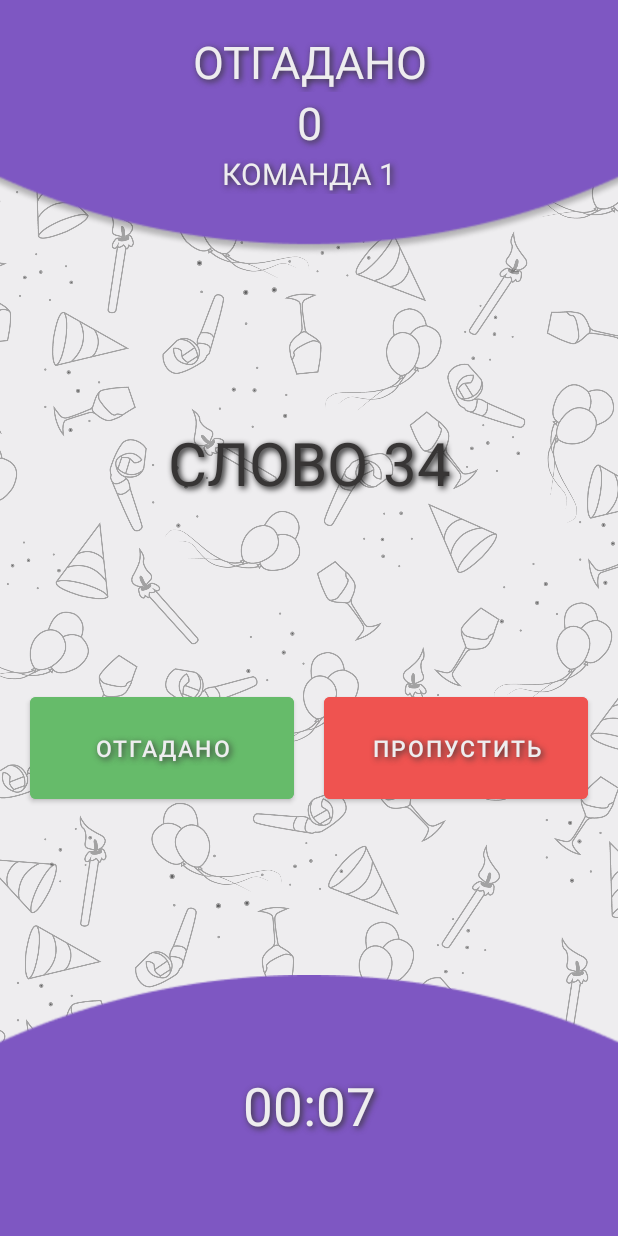
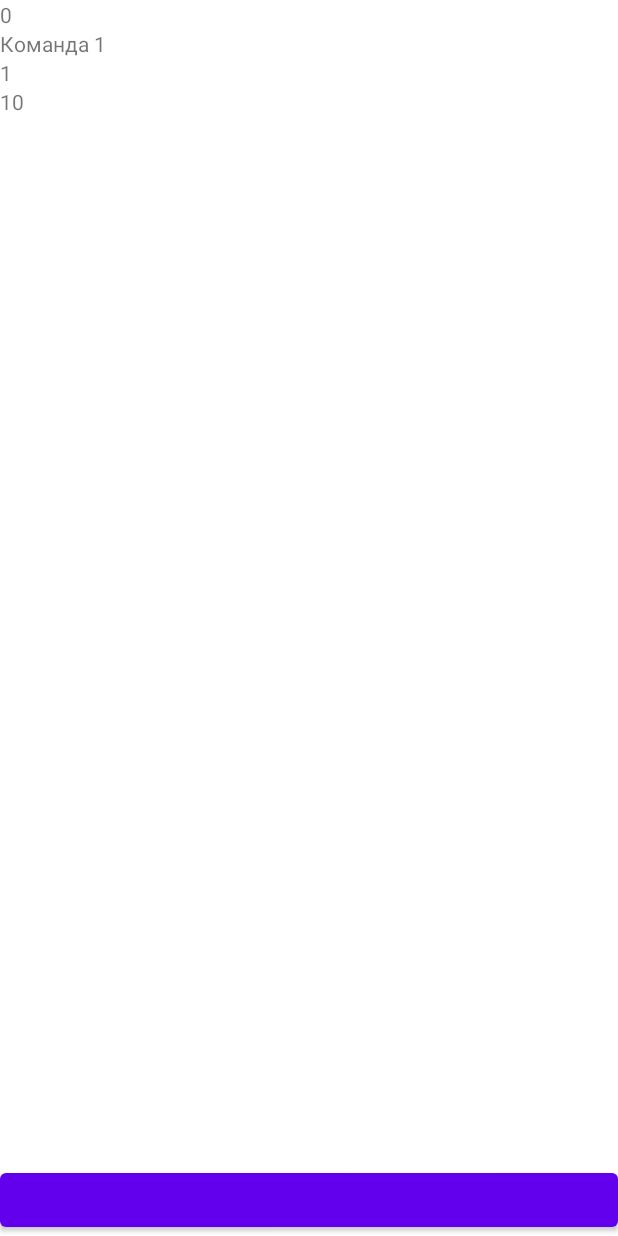
Before and after one commit to chepugash/partyWATA, an Android app: the screen it shows after launch (MainActivity), on a phone screen of 412 x 824 dp. Run offline under Robolectric (Android 15) with nearby library versions, the phone set to English and light mode, and no system bars.

Commit message:
preround code realisation added

```diff
--- a/app/build.gradle
+++ b/app/build.gradle
@@ -48,7 +48,6 @@ dependencies {
     implementation 'androidx.constraintlayout:constraintlayout:2.1.4'
     implementation 'androidx.navigation:navigation-fragment-ktx:2.5.0'
     implementation 'androidx.navigation:navigation-ui-ktx:2.5.0'
-
     implementation 'androidx.recyclerview:recyclerview:1.2.1'
 
     testImplementation 'junit:junit:4.13.2'
--- a/app/src/main/java/com/example/wata/ui/fragment/alias/PreroundFragment.kt
+++ b/app/src/main/java/com/example/wata/ui/fragment/alias/PreroundFragment.kt
@@ -1,10 +1,81 @@
 package com.example.wata.ui.fragment.alias
 
 import android.os.Bundle
-import android.widget.Chronometer
+import android.view.View
 import androidx.fragment.app.Fragment
+import androidx.navigation.findNavController
+import androidx.navigation.fragment.navArgs
 import com.example.wata.R
+import com.example.wata.databinding.FragmentAliasPreroundBinding
+import com.example.wata.ui.fragment.alias.teamlist.TeamRepository
 
 class PreroundFragment : Fragment(R.layout.fragment_alias_preround) {
+    private var _binding: FragmentAliasPreroundBinding? = null
+    private val binding get() = _binding!!
 
+
+    override fun onViewCreated(view: View, savedInstanceState: Bundle?) {
+        super.onViewCreated(view, savedInstanceState)
+        _binding = FragmentAliasPreroundBinding.bind(view)
+
+        val args by navArgs<PreroundFragmentArgs>()
+
+        var team_id = args.teamId
+        val round_time = args.roundTime
+        val points_for_win = args.pointsForWin
+        val round_score = args.roundScore
+        var round = args.round
+
+        with(binding) {
+            if (team_id == 99) {
+                team_id = 0
+            } else if (team_id == TeamRepository.teams.count() - 1) {
+                TeamRepository.teams[team_id].points += round_score
+
+                // check winner
+                var max_points = 0
+                var counter = 0
+                var max_pointer_id = 0
+                for (i in 0 until TeamRepository.teams.count()) {
+                    if (TeamRepository.teams[i].points >= points_for_win && TeamRepository.teams[i].points > max_points) {
+                        counter = 1
+                        max_pointer_id = TeamRepository.teams[i].id
+                        max_points = TeamRepository.teams[i].points
+                    } else if (TeamRepository.teams[i].points >= points_for_win && TeamRepository.teams[i].points == max_points) {
+                        counter++
+                    }
+                }
+                if (counter == 1) {
+                    val action = PreroundFragmentDirections.actionPreroundFragmentToWinFragment(
+                        max_pointer_id
+                    )
+                    binding.root.findNavController().navigate(action)
+                }
+                // winner checked
+
+                team_id = 0
+                round += 1
+
+            } else {
+                TeamRepository.teams[team_id].points += round_score
+                team_id += 1
+            }
+            tvTeamPoints.text = TeamRepository.teams[team_id].points.toString()
+            tvTeamInRound.text = TeamRepository.teams[team_id].name
+            tvRound.text = round.toString()
+            tvPointsForWin.text = points_for_win.toString()
+
+            btnStart.setOnClickListener {
+                val action = PreroundFragmentDirections.actionPreroundFragmentToRoundFragment(team_id, round_time, points_for_win, round)
+                binding.root.findNavController().navigate(action)
+            }
+        }
+
+    }
+
+
+    override fun onDestroy() {
+        _binding = null
+        super.onDestroy()
+    }
 }
--- a/app/src/main/java/com/example/wata/ui/fragment/alias/RoundFragment.kt
+++ b/app/src/main/java/com/example/wata/ui/fragment/alias/RoundFragment.kt
@@ -24,16 +24,16 @@ class RoundFragment : Fragment(R.layout.fragment_alias_round) {
         super.onViewCreated(view, savedInstanceState)
         _binding = FragmentAliasRoundBinding.bind(view)
 
-        // will be sent with safeargs from preround_fragment
-        val team_id = 0
-        val round_time = 10
-        val points_for_win = 50
-        val round = 1
+        val args by navArgs<RoundFragmentArgs>()
+        val team_id = args.teamId
+        val round_time = args.roundTime
+        val points_for_win = args.pointsForWin
+        val round = args.round
 
         var score = 0
 
         // will be used with shared preference
-        var counter = Random.nextInt(0, 100)
+        var counter = Random.nextInt(0, 1000)
         var word = "Слово $counter"
 
 
--- a/app/src/main/java/com/example/wata/ui/fragment/alias/SettingsFragment.kt
+++ b/app/src/main/java/com/example/wata/ui/fragment/alias/SettingsFragment.kt
@@ -1,7 +1,28 @@
 package com.example.wata.ui.fragment.alias
 
+import android.os.Bundle
+import android.view.View
 import androidx.fragment.app.Fragment
+import androidx.navigation.findNavController
 import com.example.wata.R
+import com.example.wata.databinding.FragmentAliasPreroundBinding
+import com.example.wata.databinding.FragmentAliasRoundBinding
+import com.example.wata.databinding.FragmentAliasSettingsBinding
+import com.example.wata.ui.fragment.alias.SettingsFragmentDirections.Companion.actionSettingsFragmentToPreroundFragment
 
 class SettingsFragment : Fragment(R.layout.fragment_alias_settings) {
+    private var _binding: FragmentAliasSettingsBinding? = null
+    private val binding get() = _binding!!
+
+    override fun onViewCreated(view: View, savedInstanceState: Bundle?) {
+        super.onViewCreated(view, savedInstanceState)
+        _binding = FragmentAliasSettingsBinding.bind(view)
+        val action = SettingsFragmentDirections.actionSettingsFragmentToPreroundFragment(99, 5, 10, 0, 1)
+        binding.root.findNavController().navigate(action)
+    }
+
+    override fun onDestroy() {
+        _binding = null
+        super.onDestroy()
+    }
 }
--- a/app/src/main/java/com/example/wata/ui/fragment/alias/WinFragment.kt
+++ b/app/src/main/java/com/example/wata/ui/fragment/alias/WinFragment.kt
@@ -4,9 +4,11 @@ import android.os.Bundle
 import android.view.View
 import androidx.fragment.app.Fragment
 import androidx.navigation.fragment.findNavController
+import androidx.navigation.fragment.navArgs
 import com.example.wata.R
 import com.example.wata.databinding.FragmentAliasRoundBinding
 import com.example.wata.databinding.FragmentAliasWinBinding
+import com.example.wata.ui.fragment.alias.teamlist.TeamRepository
 
 class WinFragment : Fragment(R.layout.fragment_alias_win) {
     private var _binding: FragmentAliasWinBinding? = null
@@ -17,6 +19,9 @@ class WinFragment : Fragment(R.layout.fragment_alias_win) {
         _binding = FragmentAliasWinBinding.bind(view)
 
         with(binding) {
+            val args by navArgs<WinFragmentArgs>()
+            tvTeam.text = TeamRepository.teams[args.teamId].name
+
             btnMenu.setOnClickListener {
                 findNavController().navigate(R.id.action_winFragment_to_menuFragment)
             }
--- a/app/src/main/java/com/example/wata/ui/fragment/alias/teamlist/Team.kt
+++ b/app/src/main/java/com/example/wata/ui/fragment/alias/teamlist/Team.kt
@@ -4,4 +4,5 @@ data class Team(
     val id: Int,
     var name: String,
     var points: Int
-)
+) {
+}
--- a/app/src/main/java/com/example/wata/ui/fragment/alias/teamlist/TeamRepository.kt
+++ b/app/src/main/java/com/example/wata/ui/fragment/alias/teamlist/TeamRepository.kt
@@ -12,6 +12,12 @@ object TeamRepository {
             1,
             "Команда 2",
             0
+        ),
+        Team(
+            2,
+            "Команда 3",
+            0
         )
+
     )
 }
--- a/app/src/main/res/layout/fragment_alias_preround.xml
+++ b/app/src/main/res/layout/fragment_alias_preround.xml
@@ -4,4 +4,44 @@
     android:layout_height="match_parent"
     xmlns:app="http://schemas.android.com/apk/res-auto">
 
+    <TextView
+        android:id="@+id/tv_team_points"
+        android:layout_width="match_parent"
+        android:layout_height="wrap_content"
+        app:layout_constraintTop_toTopOf="parent"
+        app:layout_constraintStart_toStartOf="parent"
+        app:layout_constraintEnd_toEndOf="parent" />
+
+    <TextView
+        android:id="@+id/tv_team_in_round"
+        android:layout_width="match_parent"
+        android:layout_height="wrap_content"
+        app:layout_constraintTop_toBottomOf="@id/tv_team_points"
+        app:layout_constraintStart_toStartOf="parent"
+        app:layout_constraintEnd_toEndOf="parent" />
+
+    <TextView
+        android:id="@+id/tv_round"
+        android:layout_width="match_parent"
+        android:layout_height="wrap_content"
+        app:layout_constraintTop_toBottomOf="@id/tv_team_in_round"
+        app:layout_constraintStart_toStartOf="parent"
+        app:layout_constraintEnd_toEndOf="parent" />
+
+    <TextView
+        android:id="@+id/tv_points_for_win"
+        android:layout_width="match_parent"
+        android:layout_height="wrap_content"
+        app:layout_constraintTop_toBottomOf="@id/tv_round"
+        app:layout_constraintStart_toStartOf="parent"
+        app:layout_constraintEnd_toEndOf="parent" />
+
+    <Button
+        android:id="@+id/btn_start"
+        android:layout_width="match_parent"
+        android:layout_height="wrap_content"
+        app:layout_constraintBottom_toBottomOf="parent"
+        app:layout_constraintStart_toStartOf="parent"
+        app:layout_constraintEnd_toEndOf="parent" />
+
 </androidx.constraintlayout.widget.ConstraintLayout>
--- a/app/src/main/res/navigation/main_graph.xml
+++ b/app/src/main/res/navigation/main_graph.xml
@@ -3,7 +3,7 @@
     xmlns:app="http://schemas.android.com/apk/res-auto"
     xmlns:tools="http://schemas.android.com/tools"
     android:id="@+id/main_graph"
-    app:startDestination="@id/roundFragment">
+    app:startDestination="@id/settingsFragment">
 
     <fragment
         android:id="@+id/menuFragment"
@@ -88,6 +88,9 @@
         android:name="com.example.wata.ui.fragment.alias.WinFragment"
         android:label="WinFragment"
         tools:layout="@layout/fragment_alias_win">
+        <argument
+            android:name="team_id"
+            app:argType="integer" />
         <action
             android:id="@+id/action_winFragment_to_menuFragment"
             app:destination="@id/menuFragment" />
```
